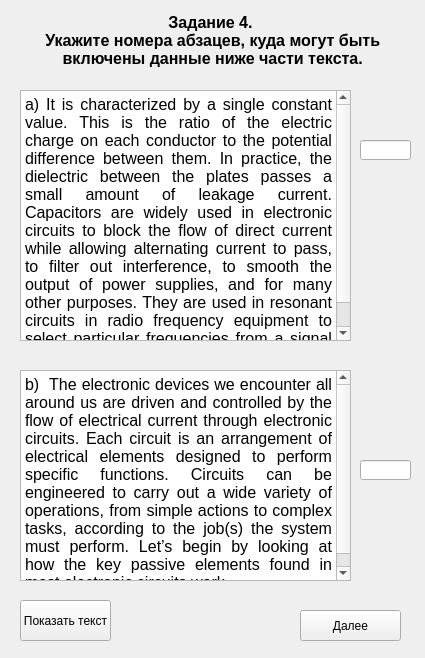
Qt form server/UI/variant_2/zadanie4_part2_var2.ui (Scykorr/dmitr_client_serv_test) before a commit.
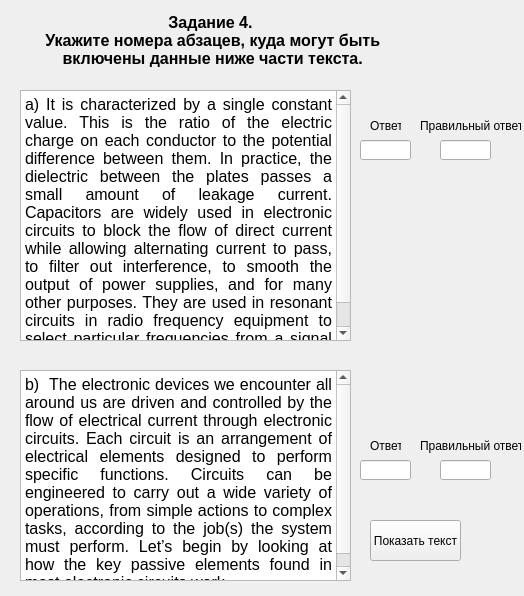
The same form after that commit.

Patch:
```diff
--- a/server/UI/variant_2/zadanie4_part2_var2.ui
+++ b/server/UI/variant_2/zadanie4_part2_var2.ui
@@ -6,8 +6,8 @@
    <rect>
     <x>0</x>
     <y>0</y>
-    <width>425</width>
-    <height>658</height>
+    <width>524</width>
+    <height>596</height>
    </rect>
   </property>
   <property name="windowTitle">
@@ -45,19 +45,6 @@
     <set>Qt::AlignCenter</set>
    </property>
   </widget>
-  <widget class="QPushButton" name="pushButton_answer">
-   <property name="geometry">
-    <rect>
-     <x>300</x>
-     <y>610</y>
-     <width>101</width>
-     <height>31</height>
-    </rect>
-   </property>
-   <property name="text">
-    <string>Далее</string>
-   </property>
-  </widget>
   <widget class="QTextBrowser" name="textBrowser">
    <property name="geometry">
     <rect>
@@ -115,8 +102,8 @@
   <widget class="QPushButton" name="pushButton_show_text">
    <property name="geometry">
     <rect>
-     <x>20</x>
-     <y>600</y>
+     <x>370</x>
+     <y>520</y>
      <width>91</width>
      <height>41</height>
     </rect>
@@ -125,17 +112,76 @@
     <string>Показать текст</string>
    </property>
   </widget>
-  <widget class="QLabel" name="label_timer">
+  <widget class="QLineEdit" name="lineEdit_3">
    <property name="geometry">
     <rect>
-     <x>120</x>
-     <y>610</y>
-     <width>171</width>
+     <x>440</x>
+     <y>140</y>
+     <width>51</width>
+     <height>20</height>
+    </rect>
+   </property>
+  </widget>
+  <widget class="QLineEdit" name="lineEdit_4">
+   <property name="geometry">
+    <rect>
+     <x>440</x>
+     <y>460</y>
+     <width>51</width>
+     <height>20</height>
+    </rect>
+   </property>
+  </widget>
+  <widget class="QLabel" name="label_2">
+   <property name="geometry">
+    <rect>
+     <x>370</x>
+     <y>110</y>
+     <width>31</width>
      <height>31</height>
     </rect>
    </property>
    <property name="text">
-    <string/>
+    <string>Ответ</string>
+   </property>
+  </widget>
+  <widget class="QLabel" name="label">
+   <property name="geometry">
+    <rect>
+     <x>420</x>
+     <y>110</y>
+     <width>101</width>
+     <height>31</height>
+    </rect>
+   </property>
+   <property name="text">
+    <string>Правильный ответ</string>
+   </property>
+  </widget>
+  <widget class="QLabel" name="label_3">
+   <property name="geometry">
+    <rect>
+     <x>370</x>
+     <y>430</y>
+     <width>31</width>
+     <height>31</height>
+    </rect>
+   </property>
+   <property name="text">
+    <string>Ответ</string>
+   </property>
+  </widget>
+  <widget class="QLabel" name="label_4">
+   <property name="geometry">
+    <rect>
+     <x>420</x>
+     <y>430</y>
+     <width>101</width>
+     <height>31</height>
+    </rect>
+   </property>
+   <property name="text">
+    <string>Правильный ответ</string>
    </property>
   </widget>
  </widget>
```
